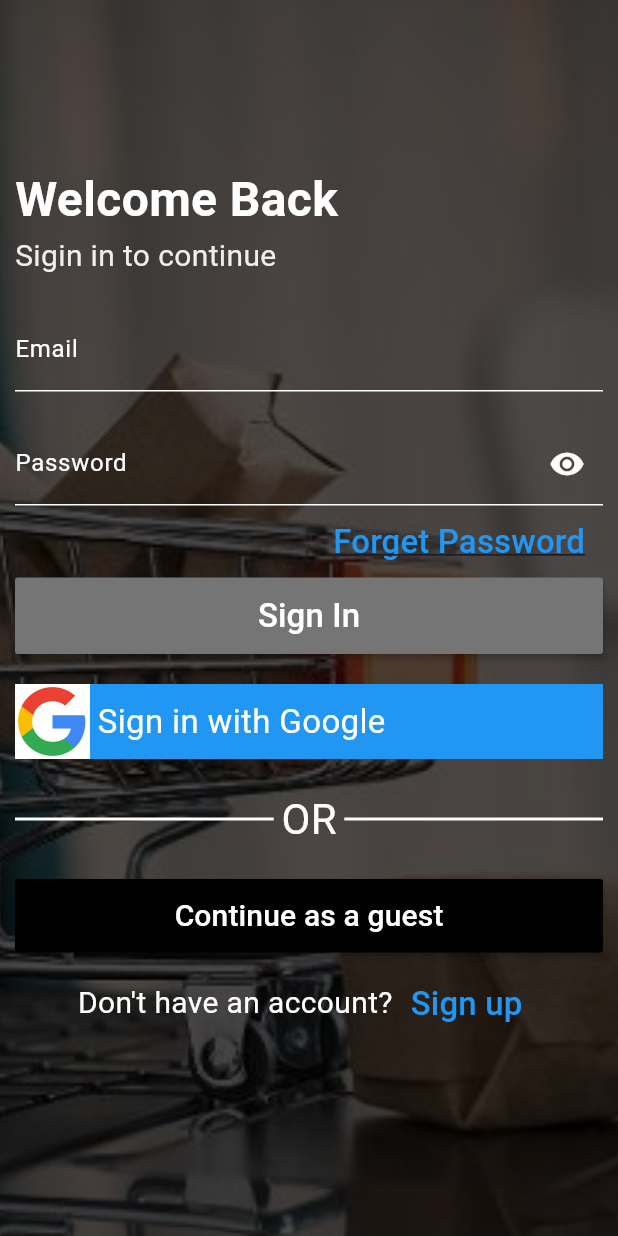
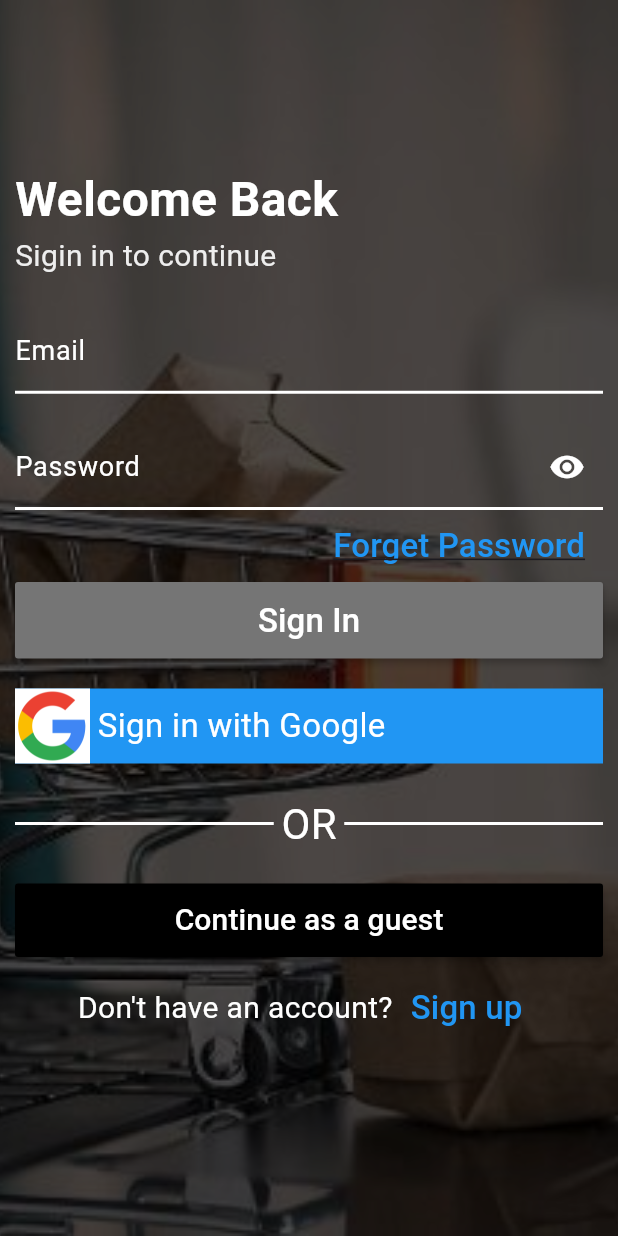
Before and after one commit to usama-3ssam/fruits-market_app, a Flutter app: the screen it shows after launch, on a phone screen of 412 x 824 dp. Run offline on Flutter 3.47's test engine with Material 3 defaults, Android fonts, the phone set to English and light mode, and no system bars; drawn by our look-alikes of card_swiper; our stand-ins replace conditional_builder_null_safety.

Commit message:
uodate helper widgets

```diff
--- a/lib/core/widgets/helper.dart
+++ b/lib/core/widgets/helper_widgets.dart
@@ -79,25 +79,30 @@ Widget textFormFiled({
             : null,
         labelStyle: const TextStyle(
           color: Colors.white,
+          fontSize: 18,
         ),
         labelText: label,
         disabledBorder: const UnderlineInputBorder(
           borderSide: BorderSide(
+            width: 2,
             color: Colors.white,
           ),
         ),
         focusedBorder: const UnderlineInputBorder(
           borderSide: BorderSide(
+            width: 2,
             color: Colors.white,
           ),
         ),
         enabledBorder: const UnderlineInputBorder(
           borderSide: BorderSide(
+            width: 2,
             color: Colors.white,
           ),
         ),
         border: const UnderlineInputBorder(
           borderSide: BorderSide(
+            width: 2,
             color: Colors.white,
           ),
         ),
--- a/lib/core/widgets/swiper_widget.dart
+++ b/lib/core/widgets/swiper_widget.dart
@@ -1,6 +1,6 @@
 import 'package:card_swiper/card_swiper.dart';
 import 'package:flutter/material.dart';
-import 'helper.dart';
+import 'helper_widgets.dart';
 
 class SwiperWidget extends StatelessWidget {
   const SwiperWidget({
--- a/lib/fetureas/auth/views/for_pass_screen.dart
+++ b/lib/fetureas/auth/views/for_pass_screen.dart
@@ -1,6 +1,6 @@
 // ignore_for_file: deprecated_member_use
 import 'package:flutter/material.dart';
-import '../../../core/widgets/helper.dart';
+import '../../../core/widgets/helper_widgets.dart';
 import '../../../core/widgets/swiper_widget.dart';
 import '../widgets/siginin_buttom_widget.dart';
 import 'login_screen.dart';
--- a/lib/fetureas/auth/views/login_screen.dart
+++ b/lib/fetureas/auth/views/login_screen.dart
@@ -3,7 +3,7 @@ import 'package:flutter/material.dart';
 import 'package:my_app/fetureas/auth/views/signup_screen.dart';
 import 'package:my_app/fetureas/auth/widgets/forget_pass_widget.dart';
 import 'package:my_app/fetureas/layouts/views/layout.dart';
-import '../../../core/widgets/helper.dart';
+import '../../../core/widgets/helper_widgets.dart';
 import '../../../core/widgets/swiper_widget.dart';
 import '../widgets/or_text_widget.dart';
 import '../widgets/siginin_buttom_widget.dart';
--- a/lib/fetureas/auth/views/signup_screen.dart
+++ b/lib/fetureas/auth/views/signup_screen.dart
@@ -1,6 +1,6 @@
 // ignore_for_file: deprecated_member_use
 import 'package:flutter/material.dart';
-import 'package:my_app/core/widgets/helper.dart';
+import 'package:my_app/core/widgets/helper_widgets.dart';
 import 'package:my_app/core/widgets/swiper_widget.dart';
 import '../widgets/siginin_buttom_widget.dart';
 import 'login_screen.dart';
--- a/lib/fetureas/auth/widgets/forget_pass_widget.dart
+++ b/lib/fetureas/auth/widgets/forget_pass_widget.dart
@@ -1,6 +1,6 @@
 import 'package:flutter/material.dart';
 import 'package:my_app/fetureas/auth/views/for_pass_screen.dart';
-import 'package:my_app/core/widgets/helper.dart';
+import 'package:my_app/core/widgets/helper_widgets.dart';
 
 class ForgetPassWidget extends StatelessWidget {
   const ForgetPassWidget({
--- a/lib/fetureas/auth/widgets/siginin_buttom_widget.dart
+++ b/lib/fetureas/auth/widgets/siginin_buttom_widget.dart
@@ -1,5 +1,5 @@
 import 'package:flutter/material.dart';
-import '../../../core/widgets/helper.dart';
+import '../../../core/widgets/helper_widgets.dart';
 
 // ignore: must_be_immutable
 class ButtonWidget extends StatelessWidget {
--- a/lib/fetureas/layouts/views/home_screen.dart
+++ b/lib/fetureas/layouts/views/home_screen.dart
@@ -1,7 +1,7 @@
 import 'package:card_swiper/card_swiper.dart';
 import 'package:flutter/cupertino.dart';
 import 'package:flutter/material.dart';
-import 'package:my_app/core/widgets/helper.dart';
+import 'package:my_app/core/widgets/helper_widgets.dart';
 import 'package:my_app/fetureas/product/views/all_products_screen.dart';
 import 'package:my_app/fetureas/product/views/on_sale_screen.dart';
 import 'package:my_app/fetureas/layouts/widgets/on_sale_widget.dart';
--- a/lib/fetureas/layouts/views/layout.dart
+++ b/lib/fetureas/layouts/views/layout.dart
@@ -1,7 +1,7 @@
 import 'package:conditional_builder_null_safety/conditional_builder_null_safety.dart';
 import 'package:flutter/cupertino.dart';
 import 'package:flutter/material.dart';
-import 'package:my_app/core/widgets/helper.dart';
+import 'package:my_app/core/widgets/helper_widgets.dart';
 
 class HomeLayOut extends StatefulWidget {
   const HomeLayOut({super.key});
--- a/lib/fetureas/layouts/widgets/our_product_widge.dart
+++ b/lib/fetureas/layouts/widgets/our_product_widge.dart
@@ -1,5 +1,5 @@
 import 'package:flutter/material.dart';
-import 'package:my_app/core/widgets/helper.dart';
+import 'package:my_app/core/widgets/helper_widgets.dart';
 import 'package:my_app/fetureas/layouts/widgets/feed_widget.dart';
 
 class OurProductWidget extends StatelessWidget {
--- a/lib/fetureas/product/views/all_products_screen.dart
+++ b/lib/fetureas/product/views/all_products_screen.dart
@@ -1,6 +1,6 @@
 import 'package:flutter/cupertino.dart';
 import 'package:flutter/material.dart';
-import 'package:my_app/core/widgets/helper.dart';
+import 'package:my_app/core/widgets/helper_widgets.dart';
 import 'package:my_app/fetureas/layouts/views/layout.dart';
 import 'package:my_app/fetureas/layouts/widgets/feed_widget.dart';
 
--- a/lib/fetureas/product/views/on_sale_screen.dart
+++ b/lib/fetureas/product/views/on_sale_screen.dart
@@ -1,5 +1,5 @@
 import 'package:flutter/material.dart';
-import 'package:my_app/core/widgets/helper.dart';
+import 'package:my_app/core/widgets/helper_widgets.dart';
 import 'package:my_app/fetureas/layouts/views/layout.dart';
 import 'package:my_app/fetureas/layouts/widgets/on_sale_widget.dart';
 
```
